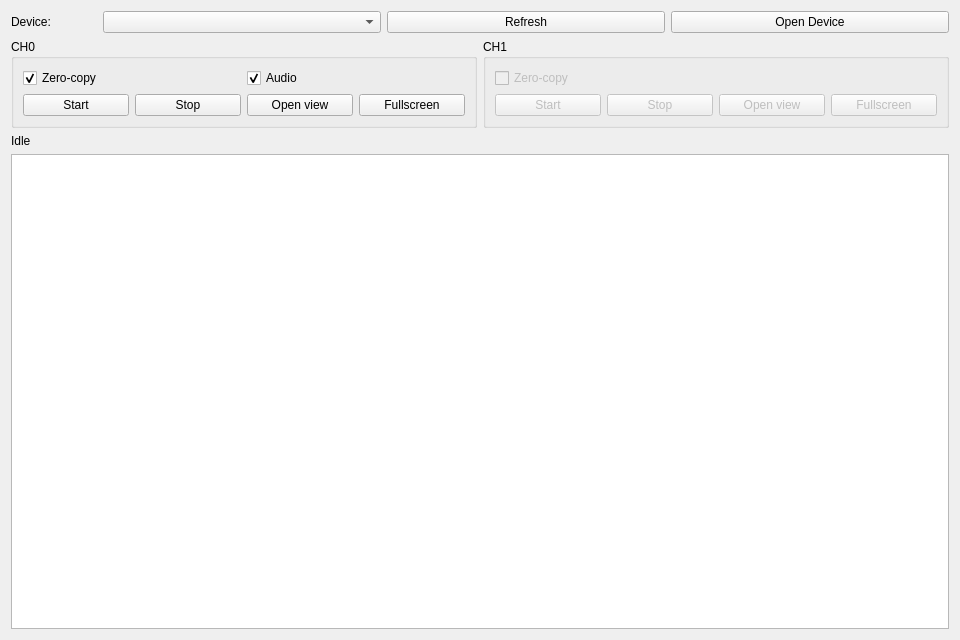
First picture: the form in GVFG_Qt_Sample/mainwindow.ui, repository MarquezLin/GVFG_Standalone, before the edit.
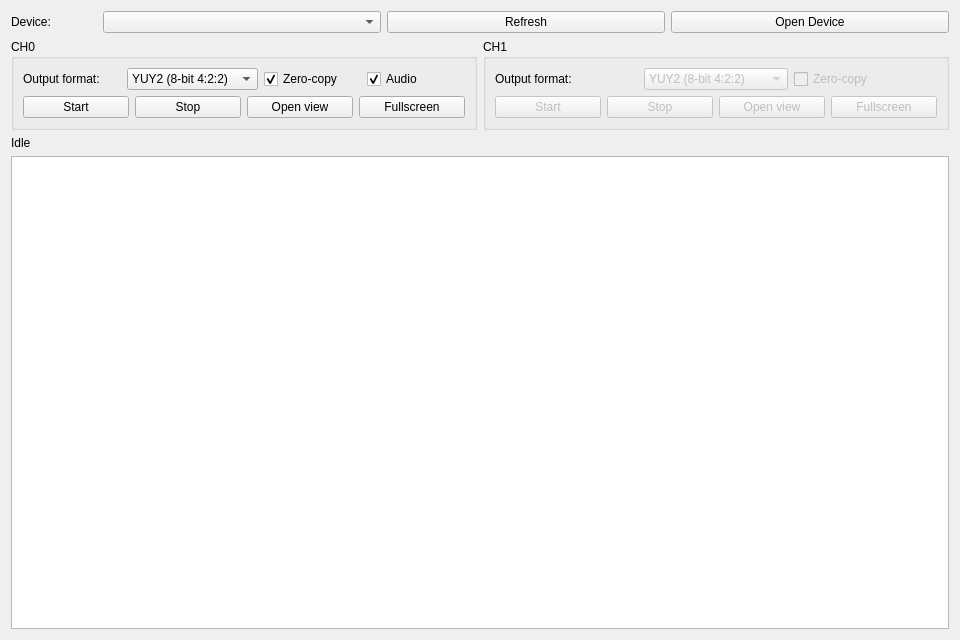
Second picture: the form after the edit.

Patch:
```diff
--- a/GVFG_Qt_Sample/mainwindow.ui
+++ b/GVFG_Qt_Sample/mainwindow.ui
@@ -63,6 +63,18 @@
        </property>
        <layout class="QGridLayout" name="channel0GridLayout">
         <item row="0" column="0">
+         <widget class="QLabel" name="channel0FormatLabel">
+          <property name="text"><string>Output format:</string></property>
+         </widget>
+        </item>
+        <item row="0" column="1">
+         <widget class="QComboBox" name="ch0OutputFormatCombo">
+          <property name="toolTip"><string>GigabyteLib extension: requested CH0 output format</string></property>
+          <item><property name="text"><string>YUY2 (8-bit 4:2:2)</string></property></item>
+          <item><property name="text"><string>Y210 (10-bit 4:2:2)</string></property></item>
+         </widget>
+        </item>
+        <item row="0" column="2">
          <widget class="QCheckBox" name="ch0ZeroCopyCheckBox">
           <property name="toolTip">
            <string>Must be selected before opening CH0</string>
@@ -75,7 +87,7 @@
           </property>
          </widget>
         </item>
-        <item row="0" column="1">
+        <item row="0" column="3">
          <widget class="QCheckBox" name="ch0AudioCheckBox">
           <property name="enabled">
            <bool>true</bool>
@@ -91,7 +103,7 @@
           </property>
          </widget>
         </item>
-        <item row="1" column="0" colspan="2">
+        <item row="1" column="0" colspan="4">
          <layout class="QHBoxLayout" name="channel0ButtonLayout">
           <item>
            <widget class="QPushButton" name="ch0StartButton">
@@ -133,6 +145,19 @@
        </property>
        <layout class="QGridLayout" name="channel1GridLayout">
         <item row="0" column="0">
+         <widget class="QLabel" name="channel1FormatLabel">
+          <property name="text"><string>Output format:</string></property>
+         </widget>
+        </item>
+        <item row="0" column="1">
+         <widget class="QComboBox" name="ch1OutputFormatCombo">
+          <property name="enabled"><bool>false</bool></property>
+          <property name="toolTip"><string>GigabyteLib extension: requested CH1 output format</string></property>
+          <item><property name="text"><string>YUY2 (8-bit 4:2:2)</string></property></item>
+          <item><property name="text"><string>Y210 (10-bit 4:2:2)</string></property></item>
+         </widget>
+        </item>
+        <item row="0" column="2">
          <widget class="QCheckBox" name="ch1ZeroCopyCheckBox">
           <property name="enabled">
            <bool>false</bool>
@@ -145,7 +170,7 @@
           </property>
          </widget>
         </item>
-        <item row="1" column="0">
+        <item row="1" column="0" colspan="3">
          <layout class="QHBoxLayout" name="channel1ButtonLayout">
           <item>
            <widget class="QPushButton" name="ch1StartButton">
```
